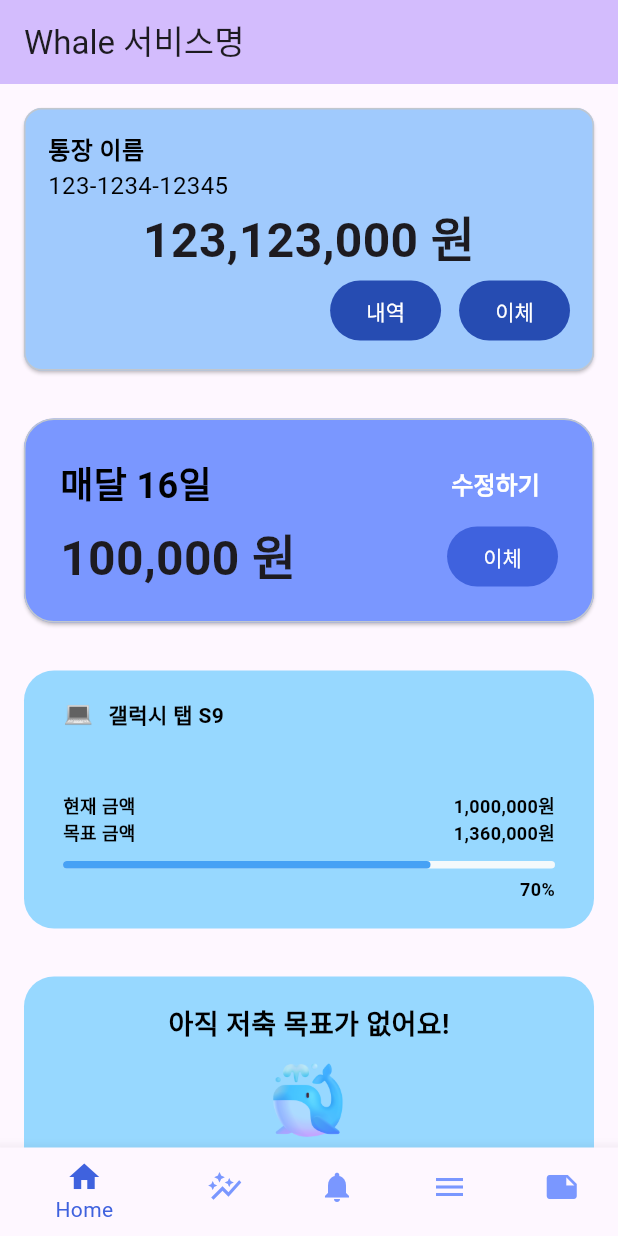
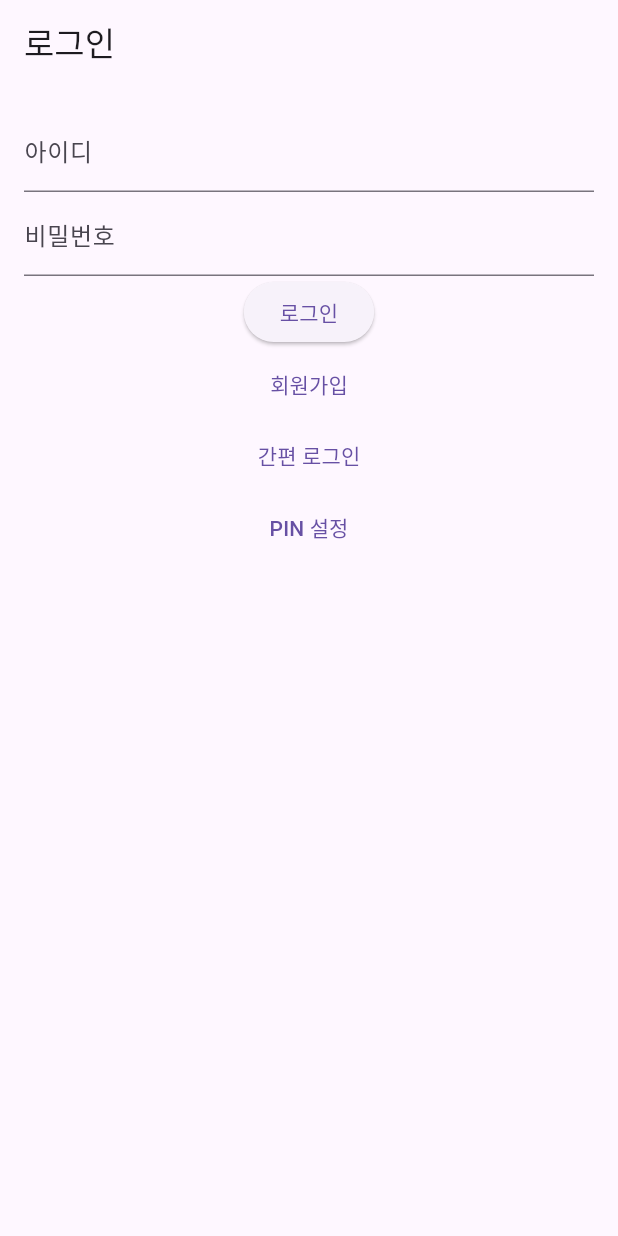
Before and after one commit to TeamAquaDan/W-E, a Flutter app: the screen it shows after launch, on a phone screen of 412 x 824 dp. Run offline on Flutter 3.47's test engine with Material 3 defaults, Android fonts, the phone set to English and light mode, and no system bars; our stand-ins replace dio, flutter_secure_storage.

Commit message:
Feat: 기초적인 회원가입, 로그인, 간편 로그인 구현

```diff
--- a/frontend/lib/main.dart
+++ b/frontend/lib/main.dart
@@ -1,28 +1,66 @@
+// import 'package:flutter/material.dart';
+// import 'package:frontend/widgets/bank_book.dart';
+// import 'package:frontend/widgets/nav_bar.dart';
+// import 'package:frontend/widgets/pin_money.dart';
+// import 'package:get/get.dart';
+// import 'package:frontend/screens/login_page.dart';
+
+// import 'screens/my_home_page.dart';
+
+// void main() {
+//   runApp(const MyApp());
+// }
+
+// class MyApp extends StatelessWidget {
+//   const MyApp({super.key});
+
+//   // This widget is the root of your application.
+//   @override
+//   Widget build(BuildContext context) {
+//     return GetMaterialApp(
+//       title: 'Flutter Demo',
+//       theme: ThemeData(
+//         colorScheme: ColorScheme.fromSeed(seedColor: Colors.deepPurple),
+//         useMaterial3: true,
+//       ),
+//       home: LoginPage(),
+//     );
+//   }
+// }
+
 import 'package:flutter/material.dart';
-import 'package:frontend/widgets/bank_book.dart';
-import 'package:frontend/widgets/nav_bar.dart';
-import 'package:frontend/widgets/pin_money.dart';
-import 'package:get/get.dart';
-
-import 'screens/my_home_page.dart';
+import 'package:frontend/services/auth_service.dart';
+import 'package:frontend/screens/login_page.dart';
+import 'package:frontend/widgets/nav_bar.dart'; // 자동 로그인 성공 시 이동할 메인 페이지
 
 void main() {
-  runApp(const MyApp());
+  runApp(MyApp());
 }
 
 class MyApp extends StatelessWidget {
-  const MyApp({super.key});
+  final AuthService _authService = AuthService();
 
-  // This widget is the root of your application.
   @override
   Widget build(BuildContext context) {
-    return GetMaterialApp(
-      title: 'Flutter Demo',
+    return MaterialApp(
+      title: 'Flutter Auth',
       theme: ThemeData(
-        colorScheme: ColorScheme.fromSeed(seedColor: Colors.deepPurple),
-        useMaterial3: true,
+        primarySwatch: Colors.blue,
       ),
-      home: const NavBar(),
+      home: FutureBuilder(
+        future: _authService.tryAutoLogin(),
+        builder: (context, snapshot) {
+          if (snapshot.connectionState == ConnectionState.waiting) {
+            return const CircularProgressIndicator(); // 로딩 인디케이터 표시
+          } else {
+            if (snapshot.data == true) {
+              return const NavBar(); // 자동 로그인 성공 시 메인 페이지로 이동
+            } else {
+              return LoginPage(); // 로그인 정보 없음 또는 실패 시 로그인 페이지로 이동
+            }
+          }
+        },
+      ),
     );
   }
 }
--- /dev/null
+++ b/frontend/lib/screens/login_page.dart
@@ -0,0 +1,125 @@
+import 'package:flutter/material.dart';
+import '../services/auth_service.dart';
+import 'signup_page.dart';
+import 'pin_login_page.dart';
+import 'pin_setting_page.dart';
+import '../widgets/nav_bar.dart';
+import 'dart:developer' as developer;
+
+class LoginPage extends StatefulWidget {
+  @override
+  _LoginPageState createState() => _LoginPageState();
+}
+
+class _LoginPageState extends State<LoginPage> {
+  final TextEditingController loginIdController = TextEditingController();
+  final TextEditingController passwordController = TextEditingController();
+
+  // AuthService의 인스턴스 생성
+  final AuthService _authService = AuthService();
+
+  void _login() async {
+    // 실제 로그인 로직 대신 임시로 로그인 성공 처리
+    // String loginId = loginIdController.text;
+    // String password = passwordController.text;
+
+    // AuthService 인스턴스를 통한 login 메소드 호출 및 로그인 성공 여부 검사를 임시로 생략
+    // bool loginSuccess = await _authService.login(loginId, password);
+
+    developer.log('아이디: ${loginIdController.text}', name: 'signup.data');
+    developer.log('비밀번호: ${passwordController.text}', name: 'signup.data');
+
+    // 로그인 성공 시, MyHomePage로 넘어갑니다.
+    Navigator.pushReplacement(
+      context,
+      MaterialPageRoute(builder: (context) => const NavBar()),
+    );
+
+    // 실제 로그인 실패 처리 로직도 임시로 생략
+    // else {
+    //   showDialog(
+    //     context: context,
+    //     builder: (BuildContext context) {
+    //       return AlertDialog(
+    //         title: const Text('로그인 실패'),
+    //         content: const Text('아이디 또는 비밀번호를 확인해주세요.'),
+    //         actions: <Widget>[
+    //           TextButton(
+    //             child: const Text('닫기'),
+    //             onPressed: () {
+    //               Navigator.of(context).pop();
+    //             },
+    //           ),
+    //         ],
+    //       );
+    //     },
+    //   );
+    // }
+  }
+
+  void _navigateToRegistrationPage() {
+    Navigator.push(
+      context,
+      MaterialPageRoute(builder: (context) => SignUpPage()),
+    );
+  }
+
+  void _navigateToPinLoginPage() {
+    Navigator.push(
+      context,
+      MaterialPageRoute(builder: (context) => PinLoginPage()),
+    );
+  }
+
+  void _navigatedToPinSetting() {
+    Navigator.push(
+      context,
+      MaterialPageRoute(builder: (context) => SetPinPage()),
+    );
+  }
+
+  @override
+  Widget build(BuildContext context) {
+    return Scaffold(
+      appBar: AppBar(
+        title: const Text("로그인"),
+      ),
+      body: Padding(
+        padding: const EdgeInsets.all(16.0),
+        child: Column(
+          children: <Widget>[
+            TextField(
+              controller: loginIdController,
+              decoration: const InputDecoration(
+                labelText: '아이디',
+              ),
+            ),
+            TextField(
+              controller: passwordController,
+              obscureText: true, // 비밀번호를 숨김 처리
+              decoration: const InputDecoration(
+                labelText: '비밀번호',
+              ),
+            ),
+            ElevatedButton(
+              onPressed: _login,
+              child: const Text('로그인'),
+            ),
+            TextButton(
+              onPressed: _navigateToRegistrationPage,
+              child: const Text('회원가입'),
+            ),
+            TextButton(
+              onPressed: _navigateToPinLoginPage,
+              child: const Text('간편 로그인'),
+            ),
+            TextButton(
+              onPressed: _navigatedToPinSetting,
+              child: const Text('PIN 설정'),
+            ),
+          ],
+        ),
+      ),
+    );
+  }
+}
--- a/frontend/pubspec.yaml
+++ b/frontend/pubspec.yaml
@@ -36,6 +36,9 @@ dependencies:
   cupertino_icons: ^1.0.6
   intl: ^0.19.0
   get: ^4.6.6
+  dio: ^5.4.1
+  flutter_secure_storage: ^9.0.0
+  json_annotation: ^4.8.1
 
 dev_dependencies:
   flutter_test:
@@ -47,6 +50,7 @@ dev_dependencies:
   # package. See that file for information about deactivating specific lint
   # rules and activating additional ones.
   flutter_lints: ^3.0.0
+  json_serializable: ^6.7.1
 
 # For information on the generic Dart part of this file, see the
 # following page: https://dart.dev/tools/pub/pubspec
```
Also changed, not shown: frontend/lib/models/signup_request.dart (added, +26 -0 lines), frontend/lib/screens/pin_login_page.dart (added, +46 -0 lines), frontend/lib/screens/pin_setting_page.dart (added, +56 -0 lines), frontend/lib/screens/signup_page.dart (added, +246 -0 lines), frontend/lib/services/auth_service.dart (added, +118 -0 lines), frontend/pubspec.lock, 12 other files.
